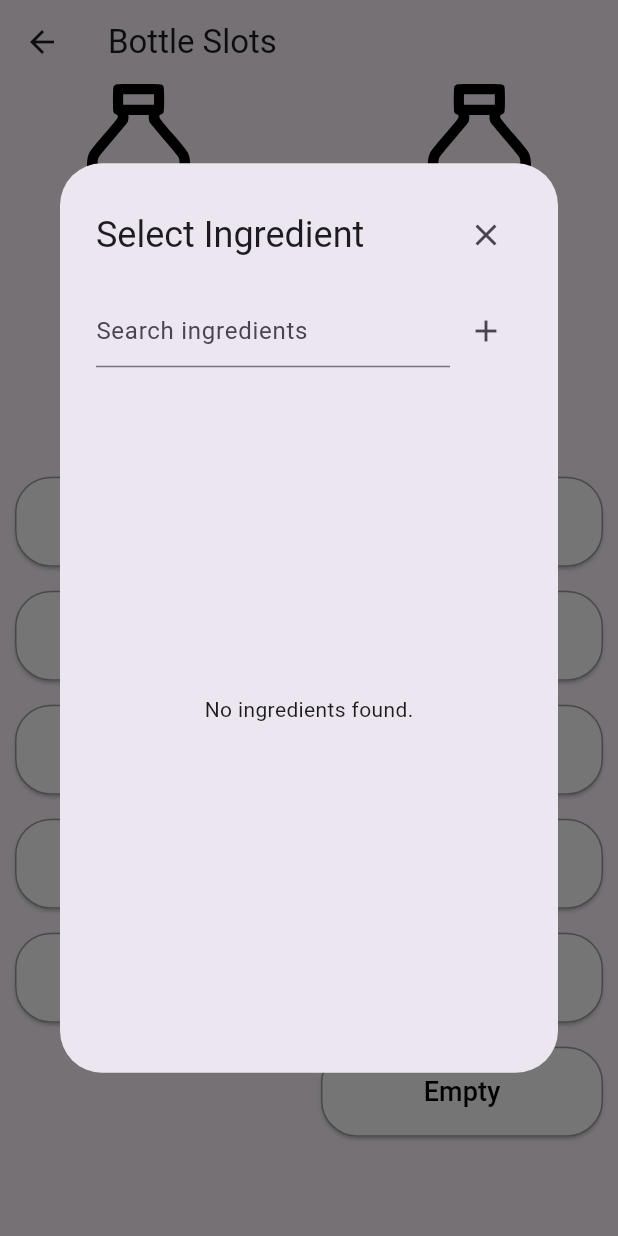
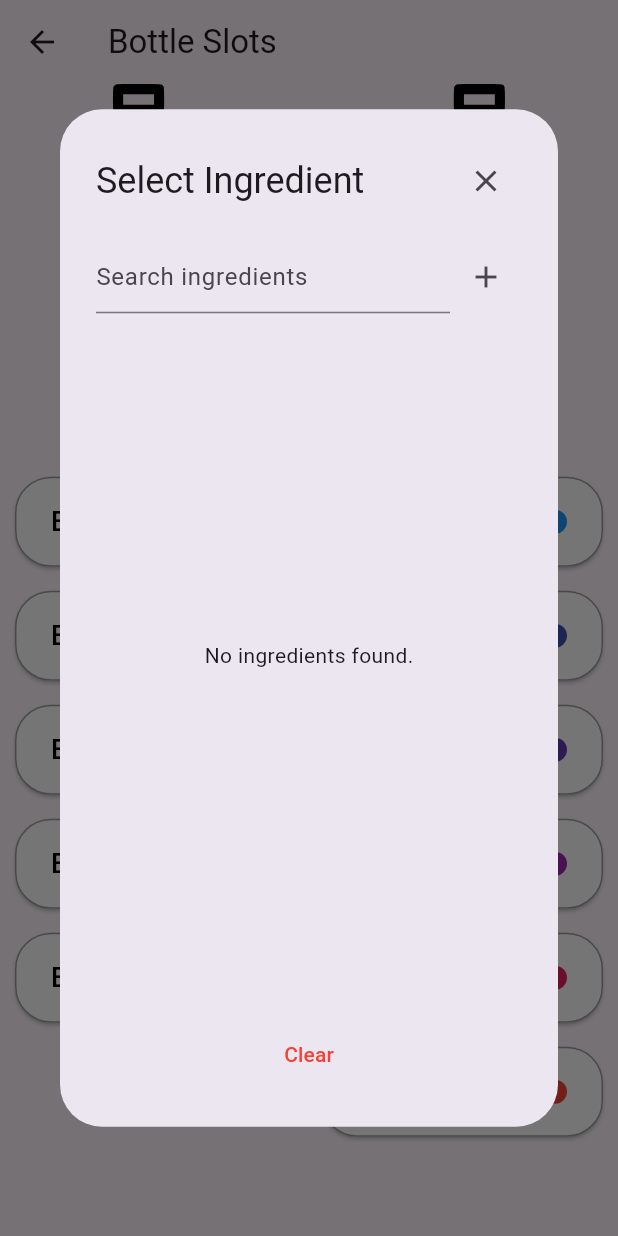
Before and after one commit to mingo-git/Smartender, a Flutter app: the BottleSlotsScreen screen opened directly, after a tap on "Empty", on a phone screen of 412 x 824 dp. Run offline on Flutter 3.47's test engine with Material 3 defaults, Android fonts, the phone set to English and light mode, and no system bars; our stand-ins replace flutter_dotenv, flutter_secure_storage, flutter_svg, google_nav_bar, google_sign_in, shared_preferences and 1 more; accounts and stored records are empty.

Commit message:
push before merge

```diff
--- /dev/null
+++ b/App/smartender_flutter_app/devtools_options.yaml
@@ -0,0 +1,4 @@
+description: This file stores settings for Dart & Flutter DevTools.
+documentation: https://docs.flutter.dev/tools/devtools/extensions#configure-extension-enablement-states
+extensions:
+  - provider: true
--- a/App/smartender_flutter_app/lib/components/ingredient_popup.dart
+++ b/App/smartender_flutter_app/lib/components/ingredient_popup.dart
@@ -1,13 +1,19 @@
+import 'package:flutter/cupertino.dart';
 import 'package:flutter/material.dart';
 import 'package:provider/provider.dart';
+
 import '../services/drink_service.dart';
 import 'add_drink_popup.dart';
 
 class IngredientPopup extends StatefulWidget {
   final Function(Map<String, dynamic>) onIngredientSelected;
+  final bool showClearButton;
 
-  const IngredientPopup({Key? key, required this.onIngredientSelected})
-      : super(key: key);
+  const IngredientPopup({
+    Key? key,
+    required this.onIngredientSelected,
+    this.showClearButton = false,
+  }) : super(key: key);
 
   @override
   _IngredientPopupState createState() => _IngredientPopupState();
@@ -116,6 +122,25 @@ class _IngredientPopupState extends State<IngredientPopup> {
           ],
         ),
       ),
+      actions: widget.showClearButton
+          ? [
+        Center(
+          child: TextButton(
+            onPressed: () {
+              widget.onIngredientSelected({
+                "drink_id": null,
+                "drink_name": "Empty",
+              });
+              Navigator.of(context).pop();
+            },
+            child: const Text(
+              "Clear",
+              style: TextStyle(color: Colors.red),
+            ),
+          ),
+        ),
+      ]
+          : null,
     );
   }
 }
--- a/App/smartender_flutter_app/lib/config/constants.dart
+++ b/App/smartender_flutter_app/lib/config/constants.dart
@@ -11,3 +11,18 @@ Color backgroundColor = const Color(0xFFF2F2F2);  // Hex-Farbe für F2F2F2 mit v
 
 const double horizontalPadding = 10.0; // Neue Konstante für das horizontale Padding
 final BorderRadius defaultBorderRadius = BorderRadius.circular(24.0); // Einheitlicher Radius für abgerundete Ecken
+
+// Farbreihenfolge für Slots
+final List<Color> slotColors = [
+  Colors.lightGreen, // Light Green
+  Colors.green,      // Green
+  Colors.teal,       // Teal
+  Colors.cyan,       // Cyan
+  Colors.lightBlue,  // Light Blue
+  Colors.blue,       // Blue
+  Colors.indigo,     // Indigo
+  Colors.deepPurple, // Deep Purple
+  Colors.purple,     // Purple
+  Colors.pink,       // Pink
+  Colors.red,        // Red
+];
--- a/App/smartender_flutter_app/lib/screens/homesceens/settingsscreens/bottle_slot_screen.dart
+++ b/App/smartender_flutter_app/lib/screens/homesceens/settingsscreens/bottle_slot_screen.dart
@@ -1,8 +1,9 @@
+//TODO: Wenn Hardware oder App keine Verbindung zum Backend. evtl gar keine Items angzeigen (Vllt auch ueberall Meldung anzeigen)
 import 'package:flutter/material.dart';
 import 'package:flutter_svg/flutter_svg.dart';
 import 'package:provider/provider.dart';
 import 'package:smartender_flutter_app/config/constants.dart';
-import 'package:smartender_flutter_app/services/drink_service.dart';
+import 'package:smartender_flutter_app/services/slot_service.dart';
 import 'package:smartender_flutter_app/components/ingredient_popup.dart';
 
 class BottleSlotsScreen extends StatefulWidget {
@@ -13,7 +14,10 @@ class BottleSlotsScreen extends StatefulWidget {
 }
 
 class _BottleSlotsScreenState extends State<BottleSlotsScreen> {
-  List<Map<String, dynamic>> slots = [];
+  List<Map<String, dynamic>> slots = List.generate(
+    11,
+        (index) => {"id": null, "name": "Empty"}, // Standardwerte für die Slots
+  );
 
   @override
   void initState() {
@@ -22,33 +26,48 @@ class _BottleSlotsScreenState extends State<BottleSlotsScreen> {
   }
 
   Future<void> _loadSlots() async {
-    final drinkService = Provider.of<DrinkService>(context, listen: false);
-    final fetchedSlots = await drinkService.fetchDrinksFromLocal();
+    final slotService = Provider.of<SlotService>(context, listen: false);
+    final fetchedSlots = await slotService.fetchSlotsFromLocal();
+
     setState(() {
-      slots = fetchedSlots.map((drink) {
-        return {
-          "id": drink["drink_id"],
-          "name": drink["drink_name"],
+      for (var slot in fetchedSlots) {
+        int slotIndex = (slot["slot_number"] ?? 1) - 1; // Konvertiere slot_number zu Index (1-basiert auf 0-basiert)
+        if (slotIndex >= 0 && slotIndex < slots.length) {
+          final drink = slot["drink"]; // Extrahiere den Drink aus dem Slot
+          slots[slotIndex] = {
+            "id": drink != null ? drink["drink_id"] : null,
+            "name": drink != null ? drink["drink_name"] : "Empty",
           };
-      }).toList();
+        }
+      }
     });
   }
 
-  void _openSlotPopup(int index) async {
+
+//TODO: Screen evtl. nochmal neu laden wenn aktualisiert -> Bei Fehlern steht sonst etwas falsches drin
+  void _changeSlotPopup(int index) async {
     showDialog(
       context: context,
       builder: (context) => IngredientPopup(
-        onIngredientSelected: (selectedDrink) {
+        onIngredientSelected: (selectedDrink) async {
+          // Lokale Aktualisierung des Slots
           setState(() {
             slots[index] = {
               "id": selectedDrink["drink_id"],
               "name": selectedDrink["drink_name"],
             };
           });
+
+          // Backend-Aufruf, um den Slot zu aktualisieren
+          final slotService = Provider.of<SlotService>(context, listen: false);
+          await slotService.updateSlot(index + 1, selectedDrink["drink_id"]); // index + 1, da Slots 1-basiert sind
         },
+        showClearButton: true, // Aktiviert den Clear-Button
       ),
     );
   }
+
+
 
   @override
   Widget build(BuildContext context) {
@@ -124,7 +143,7 @@ class _BottleSlotsScreenState extends State<BottleSlotsScreen> {
                             (index) => Padding(
                           padding: const EdgeInsets.symmetric(vertical: 8.0),
                           child: ElevatedButton(
-                            onPressed: () => _openSlotPopup(index),
+                            onPressed: () => _changeSlotPopup(index),
                             style: ElevatedButton.styleFrom(
                               backgroundColor: Colors.white,
                               side: const BorderSide(color: Colors.grey),
@@ -133,7 +152,10 @@ class _BottleSlotsScreenState extends State<BottleSlotsScreen> {
                                 borderRadius: defaultBorderRadius,
                               ),
                             ),
-                            child: Text(
+                            child: Row(
+                              mainAxisAlignment: MainAxisAlignment.spaceBetween,
+                              children: [
+                                Text(
                                   slots.length > index && slots[index]["name"] != null
                                       ? slots[index]["name"]
                                       : "Empty",
@@ -142,6 +164,16 @@ class _BottleSlotsScreenState extends State<BottleSlotsScreen> {
                                     fontWeight: FontWeight.w500,
                                     color: Colors.black,
                                   ),
+                                ),
+                                Container(
+                                  width: 16,
+                                  height: 16,
+                                  decoration: BoxDecoration(
+                                    shape: BoxShape.circle,
+                                    color: slotColors[index % slotColors.length],
+                                  ),
+                                ),
+                              ],
                             ),
                           ),
                         ),
@@ -157,7 +189,7 @@ class _BottleSlotsScreenState extends State<BottleSlotsScreen> {
                             (index) => Padding(
                           padding: const EdgeInsets.symmetric(vertical: 8.0),
                           child: ElevatedButton(
-                            onPressed: () => _openSlotPopup(index + 5),
+                            onPressed: () => _changeSlotPopup(index + 5),
                             style: ElevatedButton.styleFrom(
                               backgroundColor: Colors.white,
                               side: const BorderSide(color: Colors.grey),
@@ -166,7 +198,10 @@ class _BottleSlotsScreenState extends State<BottleSlotsScreen> {
                                 borderRadius: defaultBorderRadius,
                               ),
                             ),
-                            child: Text(
+                            child: Row(
+                              mainAxisAlignment: MainAxisAlignment.spaceBetween,
+                              children: [
+                                Text(
                                   slots.length > index + 5 && slots[index + 5]["name"] != null
                                       ? slots[index + 5]["name"]
                                       : "Empty",
@@ -175,6 +210,16 @@ class _BottleSlotsScreenState extends State<BottleSlotsScreen> {
                                     fontWeight: FontWeight.w500,
                                     color: Colors.black,
                                   ),
+                                ),
+                                Container(
+                                  width: 16,
+                                  height: 16,
+                                  decoration: BoxDecoration(
+                                    shape: BoxShape.circle,
+                                    color: slotColors[(index + 5) % slotColors.length],
+                                  ),
+                                ),
+                              ],
                             ),
                           ),
                         ),
--- a/App/smartender_flutter_app/lib/services/fetch_data_service.dart
+++ b/App/smartender_flutter_app/lib/services/fetch_data_service.dart
@@ -28,7 +28,6 @@ class FetchdData {
     for (var service in _services) {
       try {
         await service.fetchAndSaveData();
-        print("Service ${service.runtimeType} fetched and saved data successfully.");
       } catch (e) {
         print("Error fetching data for service ${service.runtimeType}: $e");
       }
```
Also changed, not shown: App/smartender_flutter_app/lib/screens/homesceens/settingsscreens/create_drink_screen.dart (+2 -18 lines), App/smartender_flutter_app/lib/services/drink_service.dart (+7 -7 lines), App/smartender_flutter_app/lib/services/slot_service.dart (+63 -22 lines). Lines whose indentation alone changed are shown as unchanged.
